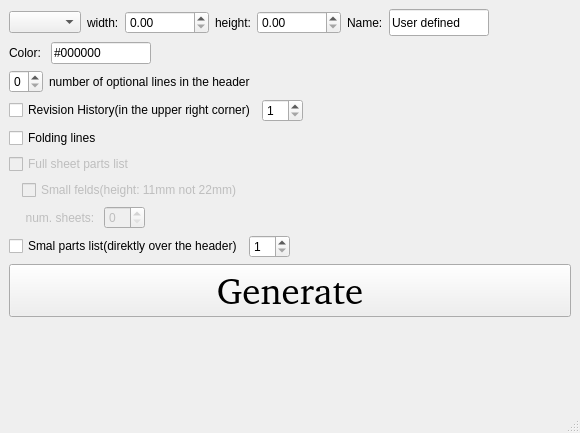
The window that form.ui (tobiasfalk/KiCAD-FreeCAD-TechDraw-Template-Generator) describes before a commit, drawn with Qt 5.
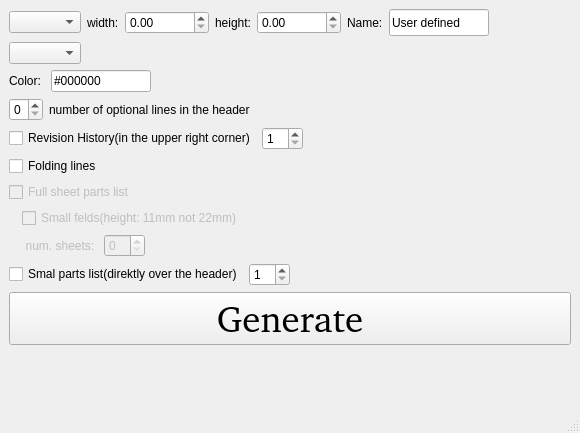
The same window after the commit.

Commit message:
added selectabble styles
switcht ISO5457 ISO700 A and B with each others

```diff
--- a/form.ui
+++ b/form.ui
@@ -122,6 +122,26 @@
       </item>
      </layout>
     </item>
+    <item>
+     <layout class="QHBoxLayout" name="horizontalLayout_11">
+      <item>
+       <widget class="QComboBox" name="SheetStyleComboBox"/>
+      </item>
+      <item>
+       <spacer name="horizontalSpacer_8">
+        <property name="orientation">
+         <enum>Qt::Horizontal</enum>
+        </property>
+        <property name="sizeHint" stdset="0">
+         <size>
+          <width>40</width>
+          <height>20</height>
+         </size>
+        </property>
+       </spacer>
+      </item>
+     </layout>
+    </item>
     <item>
      <layout class="QHBoxLayout" name="horizontalLayout_8">
       <item>
```
Left out of the diff: 2 changed lines with no effect on the pictures. The commit also changes 111 other files.
